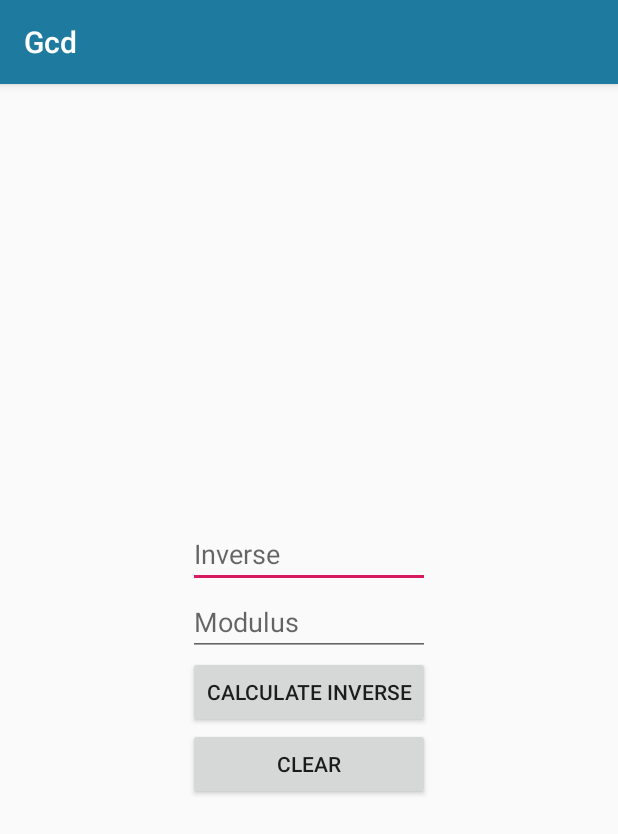
After one commit to XaviSanta/PowerModCalculator-App, an Android app: the Inverse screen opened directly, with no data from a screen before it, on a phone screen of 412 x 824 dp. The commit adds this screen. Shown: the top 834 px of the screen. Run offline under Robolectric (Android 15) with nearby library versions, the phone set to English and light mode, and no system bars.

Commit message:
Inverse and ExtendedEuclidean

```diff
--- a/src/main/AndroidManifest.xml
+++ b/src/main/AndroidManifest.xml
@@ -16,6 +16,8 @@
                 <category android:name="android.intent.category.LAUNCHER" />
             </intent-filter>
         </activity>
+        <activity android:name=".Euclidean" />
+        <activity android:name=".Inverse"></activity>
     </application>
 
 </manifest>
--- /dev/null
+++ b/src/main/res/layout/activity_inverse.xml
@@ -0,0 +1,47 @@
+<LinearLayout
+    xmlns:android="http://schemas.android.com/apk/res/android"
+    android:layout_width="wrap_content"
+    android:id="@+id/info"
+    android:layout_height="wrap_content"
+    android:orientation="vertical"
+    android:layout_gravity="center">
+
+    <EditText
+        android:id="@+id/textView0"
+        android:layout_width="match_parent"
+        android:layout_height="wrap_content"
+        android:inputType="numberDecimal"
+        android:hint="Inverse"/>
+
+    <EditText
+        android:id="@+id/textView1"
+        android:layout_width="match_parent"
+        android:layout_height="wrap_content"
+        android:inputType="numberDecimal"
+        android:hint="Modulus"/>
+
+    <Button
+        android:id="@+id/button"
+        android:layout_width="match_parent"
+        android:layout_height="wrap_content"
+        android:onClick="run"
+        android:text="Calculate INVERSE" />
+
+    <Button
+        android:layout_width="match_parent"
+        android:layout_height="wrap_content"
+        android:onClick="clearInverse"
+        android:text="Clear"/>
+
+    <ScrollView
+        android:layout_width="match_parent"
+        android:layout_height="match_parent">
+
+        <LinearLayout
+            android:layout_width="match_parent"
+            android:id="@+id/info2"
+            android:layout_height="wrap_content"
+            android:orientation="vertical"
+            android:layout_gravity="top"/>
+    </ScrollView>
+</LinearLayout>
```
Also changed, not shown: src/main/java/com/santa/xavi/gcd/Euclidean.java (added, +112 -0 lines), src/main/java/com/santa/xavi/gcd/Inverse.java (added, +75 -0 lines), src/main/java/com/santa/xavi/gcd/MainActivity.java (+8 -58 lines), src/main/res/layout/activity_euclidean.xml (added, +54 -0 lines), src/main/res/layout/activity_main.xml (+6 -27 lines).
